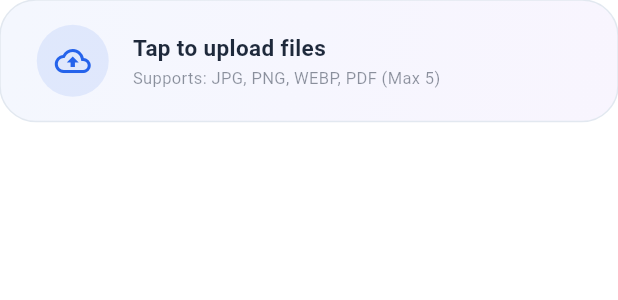
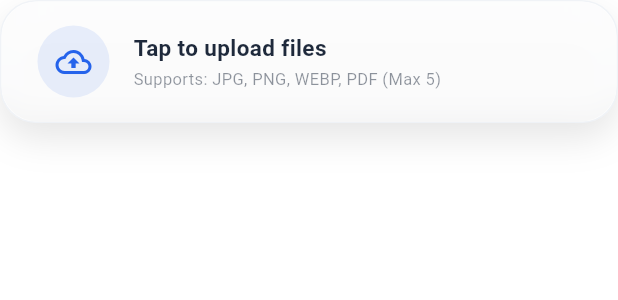
Before and after one commit to m-idriss/zadiag, a Flutter app: the ImageUploadZone widget shown alone on an empty page, opened directly with empty values, on a phone screen of 412 x 824 dp. Shown: the top 300 px of the screen. Run offline on Flutter 3.47's test engine with Material 3 defaults, Android fonts, the phone set to English and light mode, and no system bars; our stand-ins replace cloud_firestore, file_picker, firebase_auth, firebase_core, flutter_heatmap_calendar, flutter_riverpod and 9 more; missing offline and left inert: add_2_calendar, rive_animated_icon; accounts and stored records are empty; generated files the repository leaves out were written again; Roboto replaces fonts that are missing (poppins); project files that could hold a hidden picture were left out.

Commit message:
Feat: replace AnimatedContainer with GlassContainer for improved UI consistency and opacity adjustments in heatmap, image upload, and settings screens

```diff
--- a/lib/features/converter/widgets/image_upload_zone.dart
+++ b/lib/features/converter/widgets/image_upload_zone.dart
@@ -2,6 +2,7 @@ import 'package:flutter/foundation.dart';
 import 'package:flutter/material.dart';
 import 'package:image_picker/image_picker.dart';
 import 'package:file_picker/file_picker.dart';
+import 'package:zadiag/shared/components/glass_container.dart';
 import 'package:zadiag/core/constants/app_theme.dart';
 import 'package:zadiag/core/utils/translate.dart';
 import 'package:zadiag/core/services/log_service.dart';
@@ -103,27 +104,15 @@ class _ImageUploadZoneState extends State<ImageUploadZone> {
       crossAxisAlignment: CrossAxisAlignment.start,
       children: [
         // Upload zone
-        AnimatedContainer(
-          duration: const Duration(milliseconds: 200),
-          decoration: BoxDecoration(
-            gradient: LinearGradient(
-              colors: [
+        GlassContainer(
+          borderRadius: AppTheme.radiusXl,
+          opacity: _isDragging ? 0.95 : 0.85,
+          border: Border.all(
+            color:
                 _isDragging
-                    ? colorScheme.primary.withValues(alpha: 0.15)
-                    : colorScheme.primary.withValues(alpha: 0.05),
-                _isDragging
-                    ? colorScheme.secondary.withValues(alpha: 0.15)
-                    : colorScheme.secondary.withValues(alpha: 0.05),
-              ],
-              begin: Alignment.topLeft,
-              end: Alignment.bottomRight,
-            ),
-            borderRadius: BorderRadius.circular(AppTheme.radiusXl),
-            border: Border.all(
-              color: _isDragging ? colorScheme.primary : colorScheme.outline,
-              width: _isDragging ? 2 : 1,
-              strokeAlign: BorderSide.strokeAlignCenter,
-            ),
+                    ? colorScheme.primary
+                    : colorScheme.outline.withValues(alpha: 0.5),
+            width: _isDragging ? 2 : 1,
           ),
           child: Material(
             color: Colors.transparent,
--- a/lib/features/diag/screens/heatmap_screen.dart
+++ b/lib/features/diag/screens/heatmap_screen.dart
@@ -453,6 +453,7 @@ class _HeatMapScreenState extends ConsumerState<HeatMapScreen>
 
     return GlassContainer(
       borderRadius: AppTheme.radiusXl,
+      opacity: 0.9,
       margin: const EdgeInsets.only(bottom: AppTheme.spacingMd),
       child: Material(
         color: Colors.transparent,
```
Also changed, not shown: lib/features/diag/screens/settings_screen.dart (+3 -19 lines).
